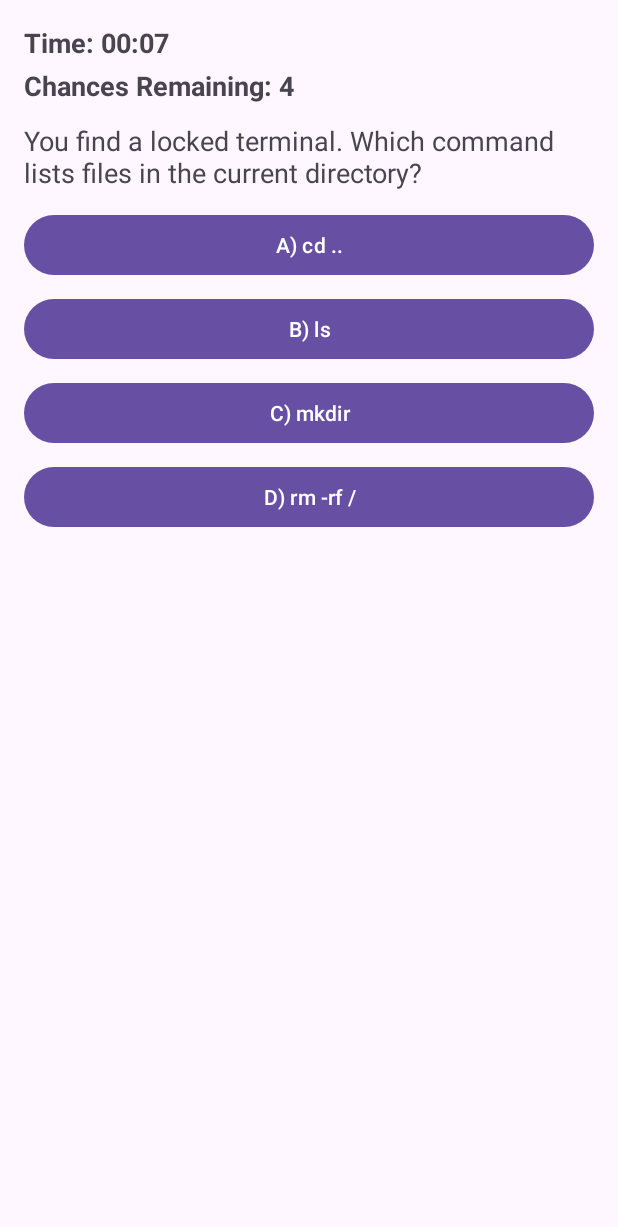
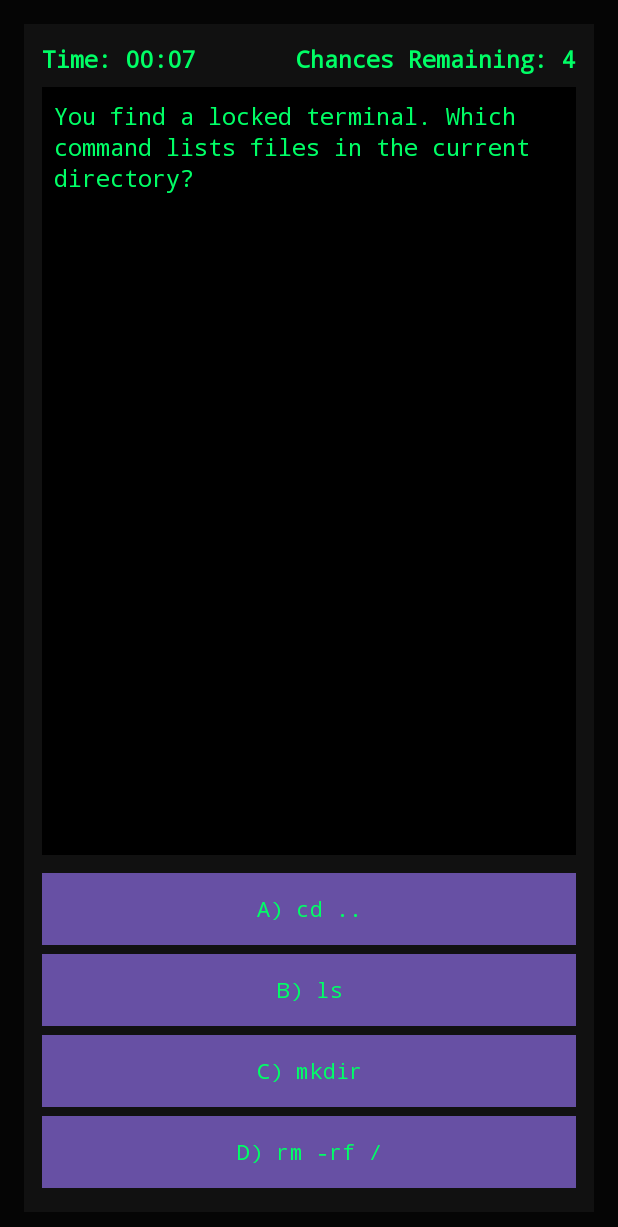
Before and after one commit to dorta-csumb/CyberSurvivalJava, an Android app: the screen it shows after launch (PuzzleActivity), on a phone screen of 412 x 824 dp. Shown: the top 1227 px of the screen. Run offline under Robolectric (Android 15) with nearby library versions, the phone set to English and light mode, and no system bars.

Commit message:
feat: add terminal-style puzzle screen with keyboard click SFX

```diff
--- a/app/src/main/java/com/example/cybersurvivaljava/MainActivity.java
+++ b/app/src/main/java/com/example/cybersurvivaljava/MainActivity.java
@@ -12,6 +12,6 @@ public class MainActivity extends AppCompatActivity {
         setContentView(R.layout.activity_main);
 
         // TEMP: Jump straight to PuzzleActivity to verify it runs
-        startActivity(new Intent(this, PuzzleActivity.class));
+       startActivity(new Intent(this, PuzzleActivity.class));
     }
 }
--- a/app/src/main/java/com/example/cybersurvivaljava/PuzzleActivity.java
+++ b/app/src/main/java/com/example/cybersurvivaljava/PuzzleActivity.java
@@ -1,7 +1,7 @@
 package com.example.cybersurvivaljava;
 
-import android.content.Context;
-import android.content.Intent;
+import android.media.AudioAttributes;
+import android.media.SoundPool;
 import android.os.Bundle;
 import android.os.Handler;
 import android.os.Looper;
@@ -17,55 +17,86 @@ import java.util.Locale;
 
 public class PuzzleActivity extends AppCompatActivity {
 
-    // Stopwatch
+    // Timer
     private final Handler timerHandler = new Handler(Looper.getMainLooper());
     private long startMs = 0L;
     private boolean timerRunning = false;
 
-    private TextView tvTimer, tvChances, tvQuestion;
+    // UI
+    private TextView tvTimer, tvChances;
     private Button btnA, btnB, btnC, btnD;
 
-    // Temporary stub (swap for Room later)
-    private String prompt = "You find a locked terminal. Which command lists files in the current directory?";
-    private String optA = "A) cd ..";
-    private String optB = "B) ls";
-    private String optC = "C) mkdir";
-    private String optD = "D) rm -rf /";
-    private char correct = 'B';
+    // Sound effect
+    private SoundPool soundPool;
+    private int soundClick;
+
 
     private int chances = 4;
     private boolean answered = false;
+    private final char correct = 'B';
 
-    public static Intent newIntent(Context ctx) {
-        return new Intent(ctx, PuzzleActivity.class);
-    }
 
     @Override
     protected void onCreate(@Nullable Bundle savedInstanceState) {
         super.onCreate(savedInstanceState);
         setContentView(R.layout.activity_puzzle);
 
+        // Find views
         tvTimer = findViewById(R.id.tvTimer);
         tvChances = findViewById(R.id.tvChances);
-        tvQuestion = findViewById(R.id.tvQuestion);
+        TextView tvQuestion = findViewById(R.id.tvQuestion);
         btnA = findViewById(R.id.btnA);
         btnB = findViewById(R.id.btnB);
         btnC = findViewById(R.id.btnC);
         btnD = findViewById(R.id.btnD);
 
+        // Temporary stub question (replace later with DB)
+        final String prompt = "You find a locked terminal. Which command lists files in the current directory?";
+        final String optA_text = "A) cd ..";
+        final String optB_text = "B) ls";
+        final String optC_text = "C) mkdir";
+        final String optD_text = "D) rm -rf /";
+
+
         // Seed UI
         tvQuestion.setText(prompt);
-        btnA.setText(optA);
-        btnB.setText(optB);
-        btnC.setText(optC);
-        btnD.setText(optD);
+        btnA.setText(optA_text);
+        btnB.setText(optB_text);
+        btnC.setText(optC_text);
+        btnD.setText(optD_text);
         updateChances();
 
-        // Click listeners
-        btnA.setOnClickListener(v -> handleAnswer('A', v));
-        btnB.setOnClickListener(v -> handleAnswer('B', v));
-        btnC.setOnClickListener(v -> handleAnswer('C', v));
-        btnD.setOnClickListener(v -> handleAnswer('D', v));
+        // SoundPool setup
+        AudioAttributes audioAttributes = new AudioAttributes.Builder()
+                .setUsage(AudioAttributes.USAGE_GAME)
+                .setContentType(AudioAttributes.CONTENT_TYPE_SONIFICATION)
+                .build();
+
+        soundPool = new SoundPool.Builder()
+                .setMaxStreams(4)
+                .setAudioAttributes(audioAttributes)
+                .build();
+
+        // res/raw/clickclack.mp3
+        soundClick = soundPool.load(this, R.raw.clickclack, 1);
+
+        // Click listeners with SFX
+        btnA.setOnClickListener(v -> {
+            playClick();
+            handleAnswer('A', v);
+        });
+        btnB.setOnClickListener(v -> {
+            playClick();
+            handleAnswer('B', v);
+        });
+        btnC.setOnClickListener(v -> {
+            playClick();
+            handleAnswer('C', v);
+        });
+        btnD.setOnClickListener(v -> {
+            playClick();
+            handleAnswer('D', v);
+        });
     }
 
     @Override
@@ -80,15 +111,20 @@ public class PuzzleActivity extends AppCompatActivity {
         stopStopwatch();
     }
 
-    // Stopwatch tick
+    // Stopwatch tick runnable
     private final Runnable tick = new Runnable() {
-        @Override public void run() {
+        @Override
+        public void run() {
             long elapsed = System.currentTimeMillis() - startMs;
             int secs = (int) (elapsed / 1000);
             int mins = secs / 60;
             secs = secs % 60;
+
             tvTimer.setText(String.format(Locale.US, "Time: %02d:%02d", mins, secs));
-            if (timerRunning) timerHandler.postDelayed(this, 1000);
+
+            if (timerRunning) {
+                timerHandler.postDelayed(this, 1000);
+            }
         }
     };
 
@@ -102,6 +138,12 @@ public class PuzzleActivity extends AppCompatActivity {
     private void stopStopwatch() {
         timerRunning = false;
         timerHandler.removeCallbacks(tick);
+    }
+
+    private void playClick() {
+        if (soundPool != null) {
+            soundPool.play(soundClick, 1f, 1f, 0, 0, 1f);
+        }
     }
 
     private void handleAnswer(char selected, View v) {
@@ -139,4 +181,13 @@ public class PuzzleActivity extends AppCompatActivity {
         btnD.setEnabled(false);
         stopStopwatch();
     }
+
+    @Override
+    protected void onDestroy() {
+        super.onDestroy();
+        if (soundPool != null) {
+            soundPool.release();
+            soundPool = null;
+        }
+    }
 }
--- a/app/src/main/res/layout/activity_puzzle.xml
+++ b/app/src/main/res/layout/activity_puzzle.xml
@@ -1,62 +1,120 @@
 <?xml version="1.0" encoding="utf-8"?>
-<LinearLayout xmlns:android="http://schemas.android.com/apk/res/android"
+<FrameLayout xmlns:android="http://schemas.android.com/apk/res/android"
     android:id="@+id/puzzle_root"
     android:layout_width="match_parent"
     android:layout_height="match_parent"
+    android:background="#050505"
+    android:padding="16dp">
+
+    <!-- Terminal frame -->
+    <LinearLayout
+        android:id="@+id/terminal_frame"
+        android:layout_width="match_parent"
+        android:layout_height="match_parent"
         android:orientation="vertical"
-    android:padding="16dp">
+        android:padding="12dp"
+        android:background="#111111">
+
+        <!-- "Status bar" with timer and chances -->
+        <LinearLayout
+            android:layout_width="match_parent"
+            android:layout_height="wrap_content"
+            android:orientation="horizontal"
+            android:paddingBottom="8dp">
 
             <TextView
                 android:id="@+id/tvTimer"
-        android:layout_width="wrap_content"
+                android:layout_width="0dp"
                 android:layout_height="wrap_content"
-        android:text="Time: 00:00"
+                android:layout_weight="1"
+                android:text="TIME 00:00"
+                android:textColor="#00FF66"
                 android:textStyle="bold"
-        android:textSize="18sp" />
+                android:textSize="16sp"
+                android:fontFamily="monospace" />
 
             <TextView
                 android:id="@+id/tvChances"
                 android:layout_width="wrap_content"
                 android:layout_height="wrap_content"
-        android:text="Chances Remaining: 4"
+                android:text="CHANCES: 4"
+                android:textColor="#00FF66"
                 android:textStyle="bold"
-        android:textSize="18sp"
-        android:layout_marginTop="4dp" />
+                android:textSize="16sp"
+                android:fontFamily="monospace" />
+        </LinearLayout>
+
+        <!-- Terminal "screen" area -->
+        <ScrollView
+            android:layout_width="match_parent"
+            android:layout_height="0dp"
+            android:layout_weight="1"
+            android:background="#000000"
+            android:padding="8dp">
 
             <TextView
                 android:id="@+id/tvQuestion"
                 android:layout_width="match_parent"
                 android:layout_height="wrap_content"
-        android:text="Question will appear here."
-        android:textSize="18sp"
-        android:layout_marginTop="12dp" />
+                android:text="> Booting terminal...\n> Awaiting command / selection..."
+                android:textColor="#00FF66"
+                android:textSize="16sp"
+                android:fontFamily="monospace"
+                android:lineSpacingExtra="2dp" />
+        </ScrollView>
+
+        <!-- "Command options" (your existing multiple choice) -->
+        <LinearLayout
+            android:layout_width="match_parent"
+            android:layout_height="wrap_content"
+            android:orientation="vertical"
+            android:layout_marginTop="12dp">
 
             <Button
                 android:id="@+id/btnA"
                 android:layout_width="match_parent"
                 android:layout_height="wrap_content"
-        android:text="A"
-        android:layout_marginTop="12dp" />
+                android:text="A)"
+                android:textAllCaps="false"
+                android:fontFamily="monospace"
+                android:background="#222222"
+                android:textColor="#00FF66"
+                android:layout_marginBottom="6dp" />
 
             <Button
                 android:id="@+id/btnB"
                 android:layout_width="match_parent"
                 android:layout_height="wrap_content"
-        android:text="B"
-        android:layout_marginTop="8dp" />
+                android:text="B)"
+                android:textAllCaps="false"
+                android:fontFamily="monospace"
+                android:background="#222222"
+                android:textColor="#00FF66"
+                android:layout_marginBottom="6dp" />
 
             <Button
                 android:id="@+id/btnC"
                 android:layout_width="match_parent"
                 android:layout_height="wrap_content"
-        android:text="C"
-        android:layout_marginTop="8dp" />
+                android:text="C)"
+                android:textAllCaps="false"
+                android:fontFamily="monospace"
+                android:background="#222222"
+                android:textColor="#00FF66"
+                android:layout_marginBottom="6dp" />
 
             <Button
                 android:id="@+id/btnD"
                 android:layout_width="match_parent"
                 android:layout_height="wrap_content"
-        android:text="D"
-        android:layout_marginTop="8dp" />
+                android:text="D)"
+                android:textAllCaps="false"
+                android:fontFamily="monospace"
+                android:background="#222222"
+                android:textColor="#00FF66"
+                android:layout_marginBottom="4dp" />
+        </LinearLayout>
 
     </LinearLayout>
+
+</FrameLayout>
--- a/app/src/main/res/values/strings.xml
+++ b/app/src/main/res/values/strings.xml
@@ -1,3 +1,4 @@
 <resources>
     <string name="app_name">CyberSurvivalJava</string>
+    <string name="chances_remaining">Chances Remaining: %d</string>
 </resources>
```
Also changed, not shown: 1 other file. Lines whose indentation alone changed are shown as unchanged.
